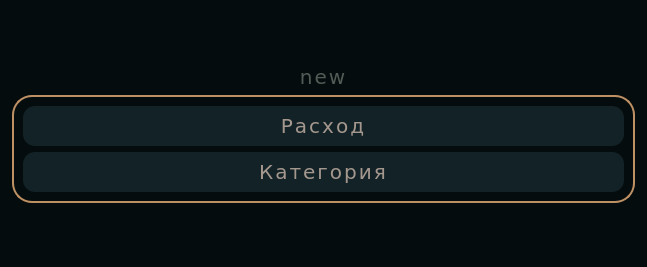
Before: the Qt Designer form source/ui/ui_create_dialog.ui in xtern0o/MoneyViewer, drawn with Qt 5.
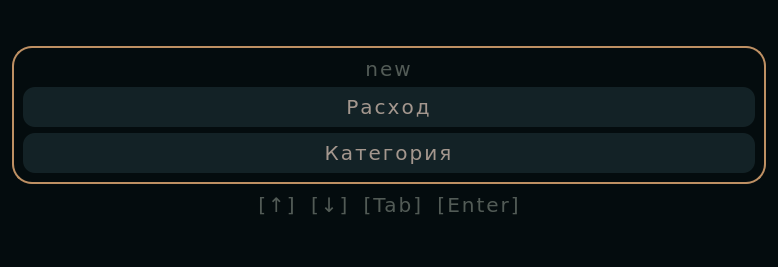
After: the same form once the commit is applied. The open tabs and pages were chosen to show the change. Icons and pictures are not drawn.

What changed in the file:
```diff
--- a/source/ui/ui_create_dialog.ui
+++ b/source/ui/ui_create_dialog.ui
@@ -6,7 +6,7 @@
    <rect>
     <x>0</x>
     <y>0</y>
-    <width>647</width>
+    <width>778</width>
     <height>267</height>
    </rect>
   </property>
@@ -73,6 +73,8 @@
 	letter-spacing: 2px;
 	word-spacing: 6px;
 	color: #525b56;
+	background-color: #040c0e;
+	border-radius: 10px;
 }
 QComboBox {
     background-color: #525b56;
@@ -141,7 +143,7 @@
      </property>
      <widget class="QWidget" name="choice_page">
       <layout class="QGridLayout" name="gridLayout">
-       <item row="1" column="0">
+       <item row="1" column="1">
         <spacer name="verticalSpacer">
          <property name="orientation">
           <enum>Qt::Vertical</enum>
@@ -154,7 +156,62 @@
          </property>
         </spacer>
        </item>
-       <item row="3" column="0">
+       <item row="6" column="1">
+        <spacer name="verticalSpacer_2">
+         <property name="orientation">
+          <enum>Qt::Vertical</enum>
+         </property>
+         <property name="sizeHint" stdset="0">
+          <size>
+           <width>20</width>
+           <height>40</height>
+          </size>
+         </property>
+        </spacer>
+       </item>
+       <item row="5" column="1">
+        <widget class="QLabel" name="label_6">
+         <property name="minimumSize">
+          <size>
+           <width>250</width>
+           <height>30</height>
+          </size>
+         </property>
+         <property name="text">
+          <string>[↑] [↓] [Tab] [Enter]</string>
+         </property>
+         <property name="alignment">
+          <set>Qt::AlignCenter</set>
+         </property>
+        </widget>
+       </item>
+       <item row="5" column="0">
+        <spacer name="horizontalSpacer_5">
+         <property name="orientation">
+          <enum>Qt::Horizontal</enum>
+         </property>
+         <property name="sizeHint" stdset="0">
+          <size>
+           <width>40</width>
+           <height>20</height>
+          </size>
+         </property>
+        </spacer>
+       </item>
+       <item row="5" column="2">
+        <spacer name="horizontalSpacer_6">
+         <property name="orientation">
+          <enum>Qt::Horizontal</enum>
+         </property>
+         <property name="sizeHint" stdset="0">
+          <size>
+           <width>40</width>
+           <height>20</height>
+          </size>
+         </property>
+        </spacer>
+       </item>
+       <item row="3" column="0" colspan="3">
         <widget class="QFrame" name="frame">
          <property name="frameShape">
           <enum>QFrame::StyledPanel</enum>
@@ -163,6 +220,16 @@
           <enum>QFrame::Raised</enum>
          </property>
          <layout class="QVBoxLayout" name="verticalLayout_2">
+          <item>
+           <widget class="QLabel" name="label_5">
+            <property name="text">
+             <string>new</string>
+            </property>
+            <property name="alignment">
+             <set>Qt::AlignCenter</set>
+            </property>
+           </widget>
+          </item>
           <item>
            <widget class="QPushButton" name="add_payment_btn">
             <property name="minimumSize">
@@ -204,29 +271,6 @@
          </layout>
         </widget>
        </item>
-       <item row="2" column="0">
-        <widget class="QLabel" name="label_5">
-         <property name="text">
-          <string>new</string>
-         </property>
-         <property name="alignment">
-          <set>Qt::AlignCenter</set>
-         </property>
-        </widget>
-       </item>
-       <item row="4" column="0">
-        <spacer name="verticalSpacer_2">
-         <property name="orientation">
-          <enum>Qt::Vertical</enum>
-         </property>
-         <property name="sizeHint" stdset="0">
-          <size>
-           <width>20</width>
-           <height>40</height>
-          </size>
-         </property>
-        </spacer>
-       </item>
       </layout>
      </widget>
      <widget class="QWidget" name="payment_page">
```
Left out of the diff: 151 changed lines with no effect on the pictures.
